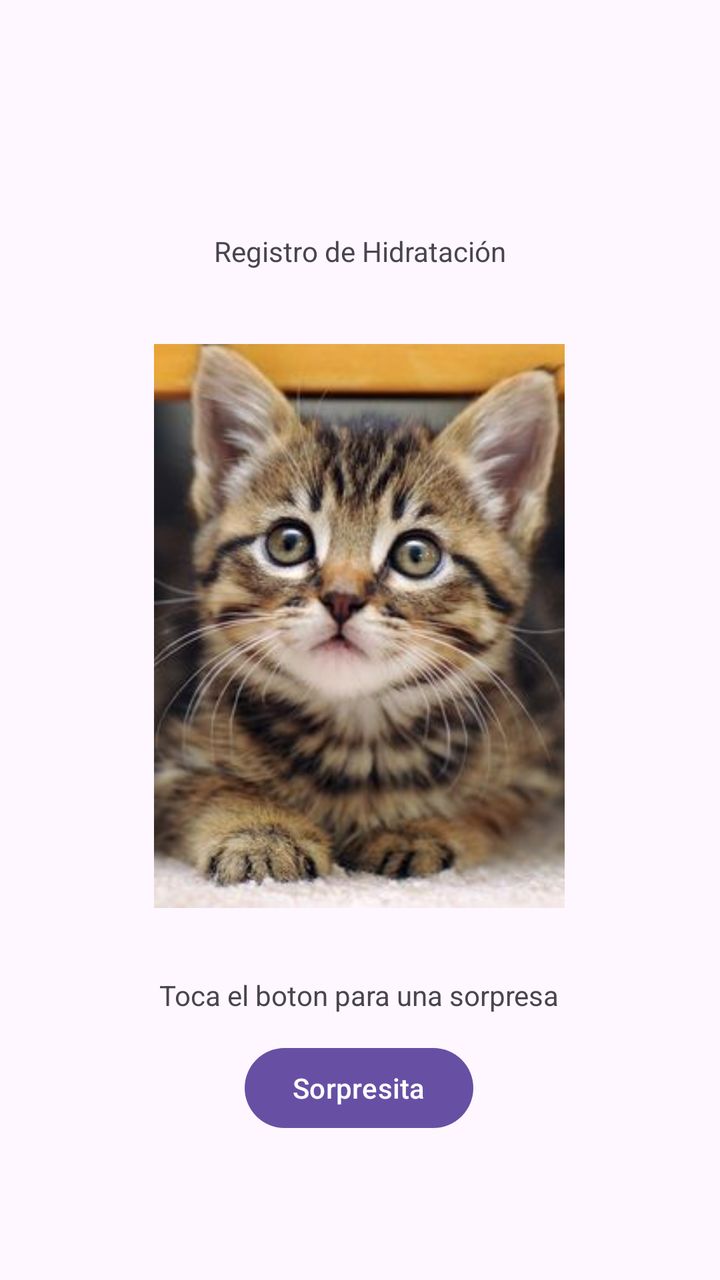
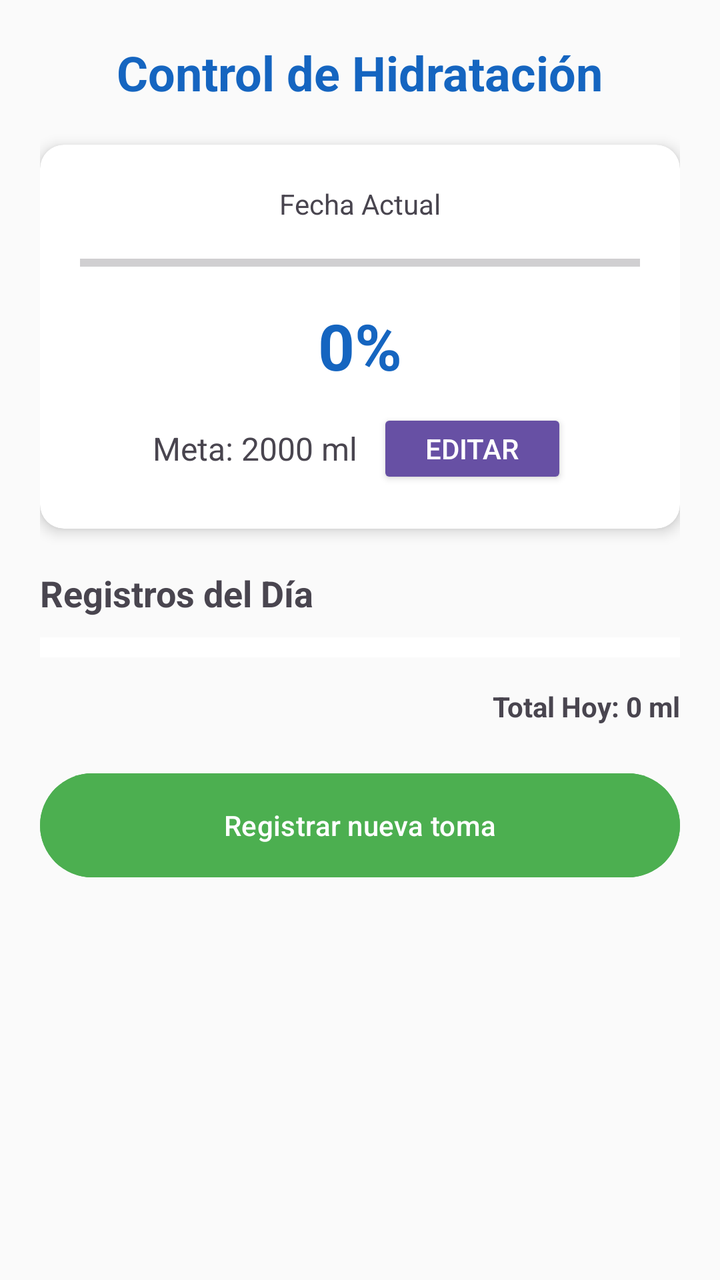

Two renders of the same Android screen: before a commit and after it. Below are the layout's source before the change and the commit's diff.
<!-- AndroidManifest.xml: application theme Theme.AplicacionG8 -->
<!-- res/layout/activity_control_hidratacion.xml -->
<?xml version="1.0" encoding="utf-8"?>
<androidx.constraintlayout.widget.ConstraintLayout xmlns:android="http://schemas.android.com/apk/res/android"
    xmlns:app="http://schemas.android.com/apk/res-auto"
    xmlns:tools="http://schemas.android.com/tools"
    android:id="@+id/main"
    android:layout_width="match_parent"
    android:layout_height="match_parent"
    tools:context=".ControlHidratacionActivity">

    <TextView
        android:id="@+id/textView4"
        android:layout_width="wrap_content"
        android:layout_height="wrap_content"
        android:layout_marginTop="116dp"
        android:text="Registro de Hidratación"
        app:layout_constraintEnd_toEndOf="parent"
        app:layout_constraintStart_toStartOf="parent"
        app:layout_constraintTop_toTopOf="parent" />

    <ImageView
        android:id="@+id/imageView"
        android:layout_width="206dp"
        android:layout_height="282dp"
        android:layout_marginTop="172dp"
        app:layout_constraintEnd_toEndOf="parent"
        app:layout_constraintHorizontal_bias="0.497"
        app:layout_constraintStart_toStartOf="parent"
        app:layout_constraintTop_toTopOf="parent"
        app:srcCompat="@drawable/_807aadf04c8e373aeee366f5b842cb7" />

    <TextView
        android:id="@+id/textView5"
        android:layout_width="wrap_content"
        android:layout_height="wrap_content"
        android:layout_marginTop="488dp"
        android:text="Toca el boton para una sorpresa"
        app:layout_constraintEnd_toEndOf="parent"
        app:layout_constraintHorizontal_bias="0.497"
        app:layout_constraintStart_toStartOf="parent"
        app:layout_constraintTop_toTopOf="parent" />

    <Button
        android:id="@+id/button_sorpresa"
        android:layout_width="wrap_content"
        android:layout_height="wrap_content"
        android:layout_marginTop="520dp"
        android:text="Sorpresita"
        app:layout_constraintEnd_toEndOf="parent"
        app:layout_constraintHorizontal_bias="0.498"
        app:layout_constraintStart_toStartOf="parent"
        app:layout_constraintTop_toTopOf="parent" />
</androidx.constraintlayout.widget.ConstraintLayout>
<!-- resources referenced by this layout -->
<resources>
  <!-- drawable _807aadf04c8e373aeee366f5b842cb7: jpg bitmap (drawable, 18221 bytes) -->
  <style name="Theme.AplicacionG8" parent="Base.Theme.AplicacionG8" />
  <style name="Base.Theme.AplicacionG8" parent="Theme.Material3.DayNight.NoActionBar">
          
          
      </style>
</resources>

<!-- the commit's change to res/layout/activity_control_hidratacion.xml (unified diff, before → after) -->
@@ -1,52 +1,122 @@
 <?xml version="1.0" encoding="utf-8"?>
-<androidx.constraintlayout.widget.ConstraintLayout xmlns:android="http://schemas.android.com/apk/res/android"
-    xmlns:app="http://schemas.android.com/apk/res-auto"
-    xmlns:tools="http://schemas.android.com/tools"
-    android:id="@+id/main"
+<ScrollView xmlns:android="http://schemas.android.com/apk/res/android"
     android:layout_width="match_parent"
     android:layout_height="match_parent"
-    tools:context=".ControlHidratacionActivity">
+    android:padding="20dp"
+    android:background="#FAFAFA">
 
-    <TextView
-        android:id="@+id/textView4"
-        android:layout_width="wrap_content"
+    <LinearLayout
+        android:layout_width="match_parent"
         android:layout_height="wrap_content"
-        android:layout_marginTop="116dp"
-        android:text="Registro de Hidratación"
-        app:layout_constraintEnd_toEndOf="parent"
-        app:layout_constraintStart_toStartOf="parent"
-        app:layout_constraintTop_toTopOf="parent" />
+        android:orientation="vertical"
+        android:gravity="center_horizontal">
 
-    <ImageView
-        android:id="@+id/imageView"
-        android:layout_width="206dp"
-        android:layout_height="282dp"
-        android:layout_marginTop="172dp"
-        app:layout_constraintEnd_toEndOf="parent"
-        app:layout_constraintHorizontal_bias="0.497"
-        app:layout_constraintStart_toStartOf="parent"
-        app:layout_constraintTop_toTopOf="parent"
-        app:srcCompat="@drawable/_807aadf04c8e373aeee366f5b842cb7" />
+        <TextView
+            android:layout_width="wrap_content"
+            android:layout_height="wrap_content"
+            android:text="Control de Hidratación"
+            android:textSize="24sp"
+            android:textStyle="bold"
+            android:textColor="#1565C0"
+            android:layout_marginBottom="20dp"/>
 
-    <TextView
-        android:id="@+id/textView5"
-        android:layout_width="wrap_content"
-        android:layout_height="wrap_content"
-        android:layout_marginTop="488dp"
-        android:text="Toca el boton para una sorpresa"
-        app:layout_constraintEnd_toEndOf="parent"
-        app:layout_constraintHorizontal_bias="0.497"
-        app:layout_constraintStart_toStartOf="parent"
-        app:layout_constraintTop_toTopOf="parent" />
+        <androidx.cardview.widget.CardView
+            android:layout_width="match_parent"
+            android:layout_height="wrap_content"
+            android:layout_marginBottom="20dp"
+            xmlns:app="http://schemas.android.com/apk/res-auto"
+            app:cardCornerRadius="12dp"
+            app:cardElevation="4dp">
 
-    <Button
-        android:id="@+id/button_sorpresa"
-        android:layout_width="wrap_content"
-        android:layout_height="wrap_content"
-        android:layout_marginTop="520dp"
-        android:text="Sorpresita"
-        app:layout_constraintEnd_toEndOf="parent"
-        app:layout_constraintHorizontal_bias="0.498"
-        app:layout_constraintStart_toStartOf="parent"
-        app:layout_constraintTop_toTopOf="parent" />
-</androidx.constraintlayout.widget.ConstraintLayout>
+            <LinearLayout
+                android:layout_width="match_parent"
+                android:layout_height="wrap_content"
+                android:orientation="vertical"
+                android:padding="20dp"
+                android:gravity="center">
+
+                <TextView
+                    android:id="@+id/txtFecha"
+                    android:layout_width="wrap_content"
+                    android:layout_height="wrap_content"
+                    android:text="Fecha Actual"
+                    android:layout_marginBottom="10dp"/>
+
+                <ProgressBar
+                    android:id="@+id/progressBarAgua"
+                    style="?android:attr/progressBarStyleHorizontal"
+                    android:layout_width="match_parent"
+                    android:layout_height="20dp"
+                    android:max="100"
+                    android:progress="0"
+                    android:progressTint="#2196F3"
+                    android:layout_marginBottom="10dp"/>
+
+                <TextView
+                    android:id="@+id/txtPorcentaje"
+                    android:layout_width="wrap_content"
+                    android:layout_height="wrap_content"
+                    android:text="0%"
+                    android:textSize="32sp"
+                    android:textStyle="bold"
+                    android:textColor="#1565C0"/>
+
+                <LinearLayout
+                    android:layout_width="match_parent"
+                    android:layout_height="wrap_content"
+                    android:gravity="center"
+                    android:layout_marginTop="10dp">
+
+                    <TextView
+                        android:id="@+id/txtMetaDiaria"
+                        android:layout_width="wrap_content"
+                        android:layout_height="wrap_content"
+                        android:text="Meta: 2000 ml"
+                        android:textSize="16sp"/>
+
+                    <Button
+                        android:id="@+id/btnEstablecerMeta"
+                        android:layout_width="wrap_content"
+                        android:layout_height="40dp"
+                        android:text="Editar"
+                        android:layout_marginStart="10dp"
+                        style="@style/Widget.AppCompat.Button.Small"/>
+                </LinearLayout>
+            </LinearLayout>
+        </androidx.cardview.widget.CardView>
+
+        <TextView
+            android:layout_width="match_parent"
+            android:layout_height="wrap_content"
+            android:text="Registros del Día"
+            android:textStyle="bold"
+            android:textSize="18sp"
+            android:layout_marginBottom="10dp"/>
+
+        <LinearLayout
+            android:id="@+id/layoutListaRegistros"
+            android:layout_width="match_parent"
+            android:layout_height="wrap_content"
+            android:orientation="vertical"
+            android:background="#FFFFFF"
+            android:padding="5dp">
+        </LinearLayout>
+
+        <TextView
+            android:id="@+id/txtTotalConsumido"
+            android:layout_width="match_parent"
+            android:layout_height="wrap_content"
+            android:layout_marginTop="15dp"
+            android:layout_marginBottom="20dp"
+            android:text="Total Hoy: 0 ml"
+            android:textAlignment="viewEnd"
+            android:textStyle="bold" />
+
+        <Button
+            android:id="@+id/btnRegistrarAgua"
+            android:layout_width="match_parent"
+            android:layout_height="60dp"
+            android:backgroundTint="#4CAF50"
+            android:text="Registrar nueva toma" />
+    </LinearLayout>
+</ScrollView>
<!-- resource entries referenced after the edit -->
@@ -1,6 +1,5 @@
 <!-- resources referenced by this layout -->
 <resources>
-  <!-- drawable _807aadf04c8e373aeee366f5b842cb7: jpg bitmap (drawable, 18221 bytes) -->
   <style name="Theme.AplicacionG8" parent="Base.Theme.AplicacionG8" />
   <style name="Base.Theme.AplicacionG8" parent="Theme.Material3.DayNight.NoActionBar">
           
